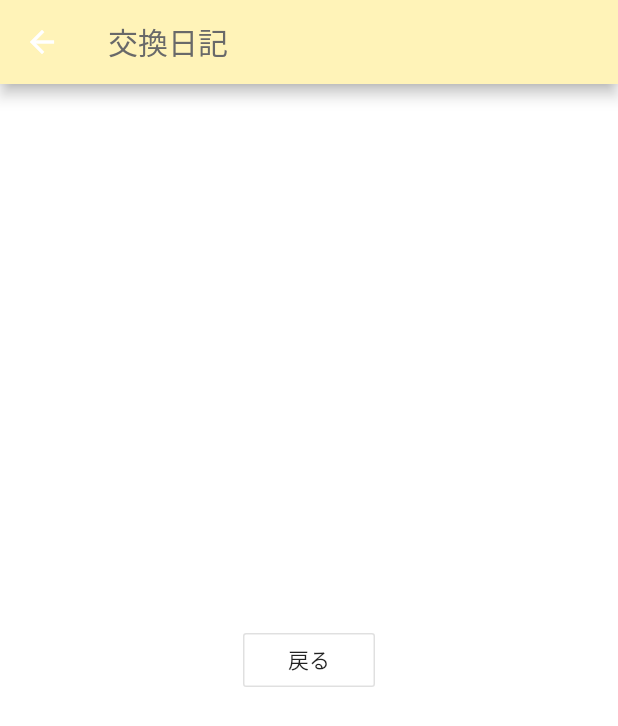
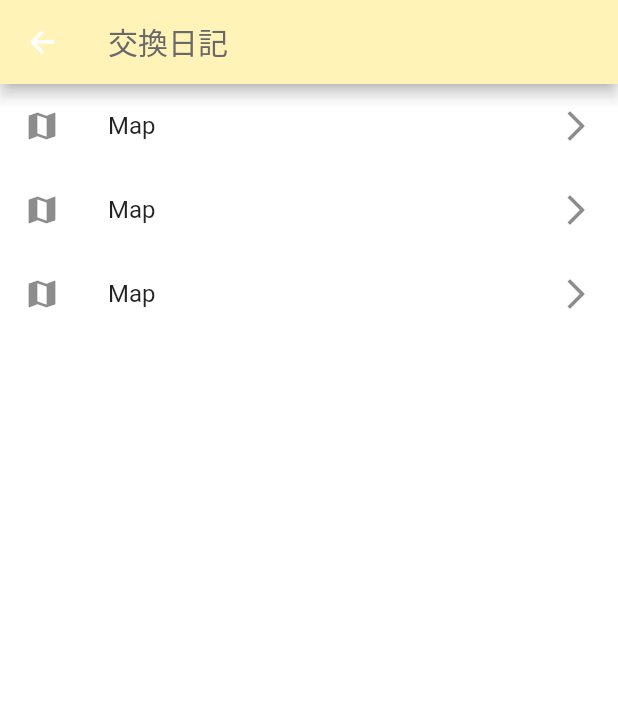
Before and after one commit to haruharu9000/haruaki, a Flutter app: the screen it shows after launch, after a tap on "投稿", on a phone screen of 412 x 824 dp. Shown: the top 726 px of the screen. Run offline on Flutter 3.47's test engine with Material 2 defaults, Android fonts, the phone set to English and light mode, and no system bars.

Commit message:
second commit

```diff
--- a/lib/main.dart
+++ b/lib/main.dart
@@ -54,11 +54,11 @@ class _MyHomePageState extends State<MyHomePage> {
             ),
             margin: EdgeInsets.fromLTRB(15, 15, 15, 50),
             padding: EdgeInsets.fromLTRB(15, 15, 15, 15),
-            width: 300.0,
-            height: 400.0,
+            width: 400.0,
+            height: 300.0,
             child: TextField(
               maxLength: 300, //入力最大文字数
-              maxLines:15,
+              maxLines:11,
             ),
 
             ),
--- a/lib/next_page.dart
+++ b/lib/next_page.dart
@@ -14,16 +14,35 @@ class NextPage extends StatelessWidget {
     body: Container (
       height: double.infinity,
       color: Colors.white,
-      child: Center(
-        // ignore: deprecated_member_use
-        child: OutlineButton(
-          child: Text('戻る'),
-            onPressed: () {
-            Navigator.pop(context);
+      child: ListView(
+        children: <Widget>[
+          ListTile(
+            leading: Icon(Icons.map),
+            title: Text('Map'),
+            trailing: Icon(Icons.arrow_forward_ios),
+            onTap: () {
+              Navigator.push(
+                context,
+                MaterialPageRoute(
+                    builder: (context) => NextPage(),
+                ),
+              );
             },
           ),
-        ),
+          ListTile(
+            leading: Icon(Icons.map),
+            title: Text('Map'),
+            trailing: Icon(Icons.arrow_forward_ios),
+          ),
+          ListTile(
+            leading: Icon(Icons.map),
+            title: Text('Map'),
+            trailing: Icon(Icons.arrow_forward_ios),
+          ),
+      ],
       ),
+      ),
+
     );
   }
 }
```
